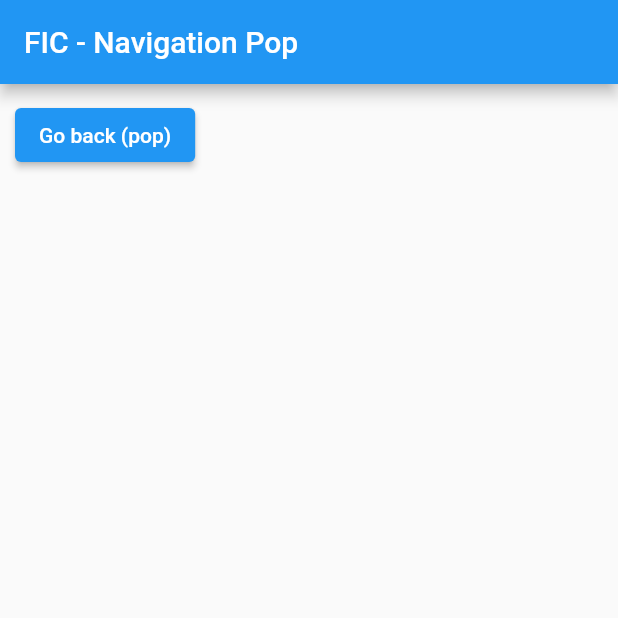
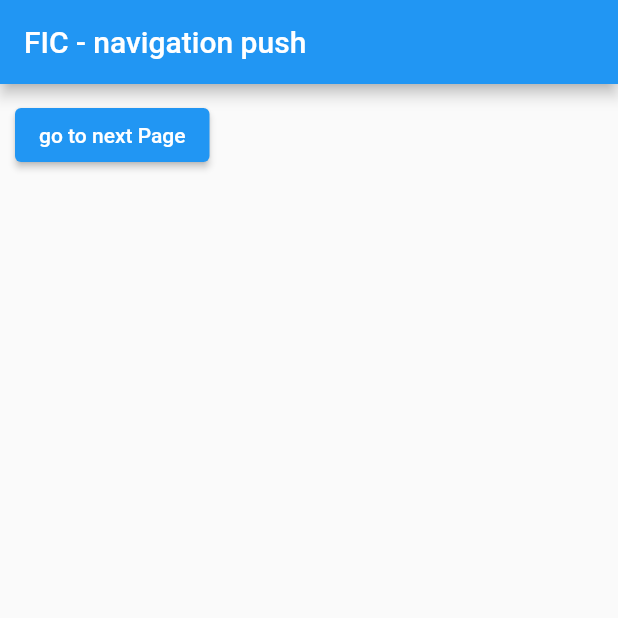
Before and after one commit to fesaworld/fic4_flutter_widgets_challenges, a Flutter app: the screen it shows after launch, on a phone screen of 412 x 824 dp, the top half of it. Run offline on Flutter 3.47's test engine with Material 2 defaults, Android fonts, the light colour scheme and no system bars; our stand-ins replace flutter_svg.

Commit message:
basic widget - navigation - navigation_push

```diff
--- a/lib/main.dart
+++ b/lib/main.dart
@@ -21,6 +21,7 @@
 import 'package:fic4_flutter_widgets_challenges/tugas/navigation/bottom_navbar.dart';
 import 'package:fic4_flutter_widgets_challenges/tugas/navigation/drawer_widget.dart';
 import 'package:fic4_flutter_widgets_challenges/tugas/navigation/navigation_pop.dart';
+import 'package:fic4_flutter_widgets_challenges/tugas/navigation/navigation_push.dart';
 import 'package:flutter/material.dart';
 
 void main() {
@@ -60,7 +61,8 @@
       // home: const TextWidget(),
       // home: const BottomNavbarWidget(),
       // home: const DrawerWidget(),
-      home: const NavigationPop(),
+      // home: const NavigationPop(),
+      home: const NavigationPush(),
     );
   }
 }
--- /dev/null
+++ b/lib/tugas/navigation/navigation_push.dart
@@ -0,0 +1,38 @@
+import 'package:flutter/material.dart';
+
+
+import 'navigation_pop.dart';
+
+class NavigationPush extends StatefulWidget {
+  const NavigationPush({Key? key}) : super(key: key);
+
+  @override
+  State<NavigationPush> createState() => _NavigationPushState();
+}
+
+class _NavigationPushState extends State<NavigationPush> {
+  @override
+  Widget build(BuildContext context) {
+    return Scaffold(
+      appBar: AppBar(
+        title: const Text("FIC - navigation push"),
+      ),
+      body: Container(
+        padding: const EdgeInsets.all(10.0),
+        child: Column(
+          children: [
+            ElevatedButton(
+              onPressed: () {
+                Navigator.of(context)
+                    .push(MaterialPageRoute(builder: (context) {
+                  return const NavigationPop();
+                }));
+              },
+              child: const Text('go to next Page'),
+            ),
+          ],
+        ),
+      ),
+    );
+  }
+}
```
